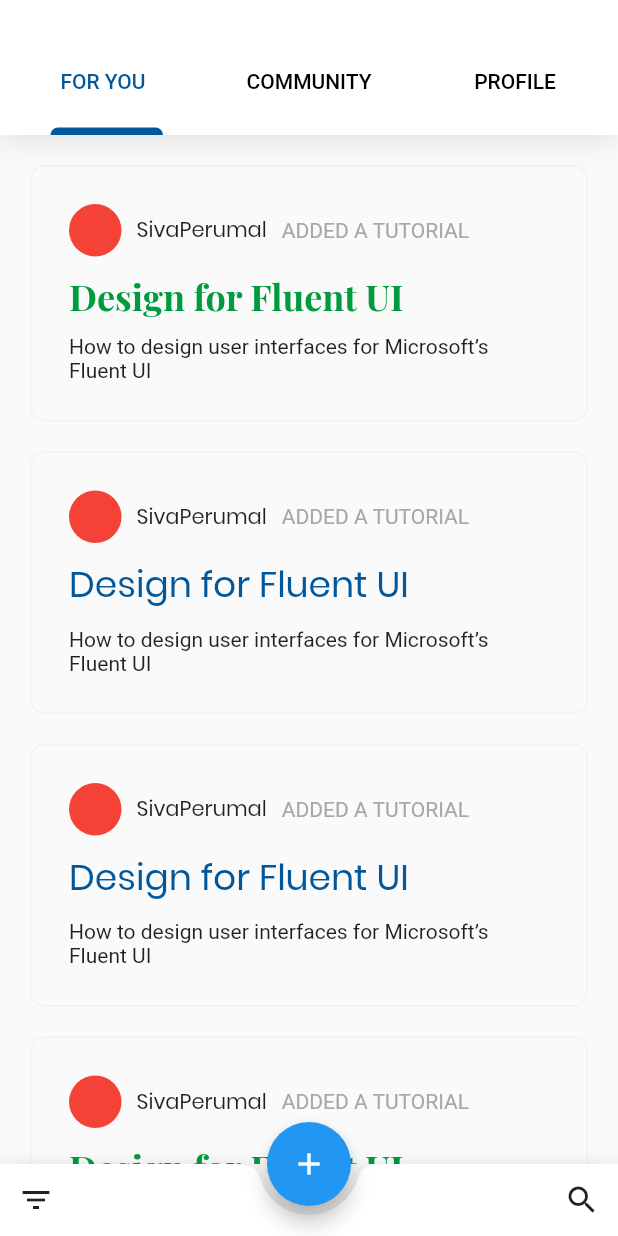
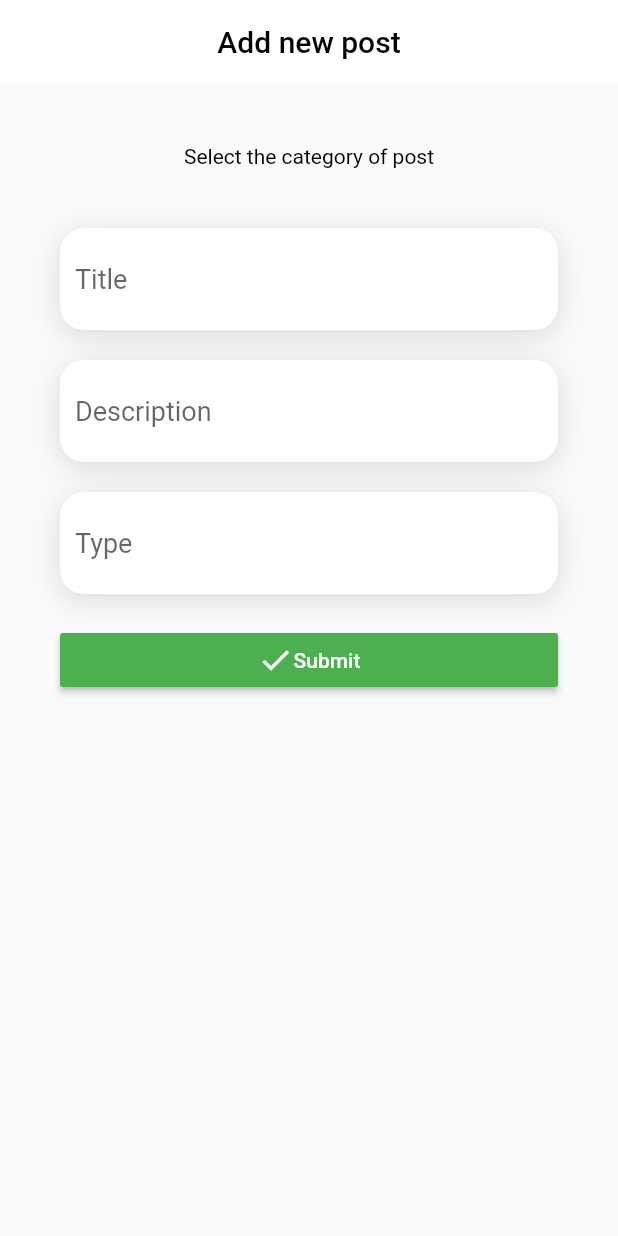
Before and after one commit to sivaram16/FlutterGlide, a Flutter app: the screen it shows after launch, after a tap on the "add" icon, on a phone screen of 412 x 824 dp. Run offline on Flutter 3.47's test engine with Material 2 defaults, Android fonts, the phone set to English and light mode, and no system bars; our stand-ins replace graphql_flutter.

Commit message:
formatted

```diff
--- /dev/null
+++ b/lib/screens/add_post/add_post.dart
@@ -0,0 +1,111 @@
+import 'package:flutter/material.dart';
+import 'package:flutter_glide/screens/home/gql/feed_gql.dart';
+import 'package:graphql_flutter/graphql_flutter.dart';
+
+class AddPostScreen extends StatefulWidget {
+  @override
+  _AddPostScreenState createState() => _AddPostScreenState();
+}
+
+class _AddPostScreenState extends State<AddPostScreen> {
+  Map<String, String> input;
+
+  @override
+  Widget build(BuildContext context) {
+    return Scaffold(
+      body: body(context),
+      appBar: AppBar(
+        elevation: 0,
+        centerTitle: true,
+        backgroundColor: Colors.white,
+        title: Text(
+          "Add new post",
+          style: TextStyle(color: Colors.black),
+        ),
+      ),
+    );
+  }
+
+  Widget body(context) {
+    return Column(
+      children: <Widget>[
+        Container(margin: EdgeInsets.only(top: 40)),
+        Text(
+          "Select the category of post",
+          style: TextStyle(color: Colors.black),
+          textAlign: TextAlign.center,
+        ),
+        Container(margin: EdgeInsets.only(top: 40)),
+        textField("Title"),
+        Container(margin: EdgeInsets.only(top: 20)),
+        textField("Description"),
+        Container(margin: EdgeInsets.only(top: 20)),
+        textField("Type"),
+        Container(margin: EdgeInsets.only(top: 20)),
+        // mutationComponent(context),
+        Container(
+          padding: EdgeInsets.only(left: 40, right: 40),
+          child: RaisedButton(
+            color: Colors.green,
+            child: Row(
+              mainAxisAlignment: MainAxisAlignment.center,
+              children: <Widget>[Icon(Icons.done,color: Colors.white,), Text("Submit",style: TextStyle(color: Colors.white),)],
+            ),
+            onPressed: () {
+              Navigator.of(context).pop();
+            },
+          ),
+        )
+      ],
+    );
+  }
+
+  Widget mutationComponent(context) {
+    return Mutation(
+      options: MutationOptions(document: createPostMutation),
+      onCompleted: (result) {},
+      builder: (runMutaion, res) {
+        // return OutlineButton(
+        //   child: Text("Submit"),
+        //   onPressed: () {
+        //     runMutaion({
+        //       "title": input["Title"],
+        //       "description": input["Description"],
+        //       "type": input["Type"]
+        //     });
+        //   },
+        // );
+        return OutlineButton(
+          child: Text("he"),
+        );
+      },
+    );
+  }
+
+  Widget textField(String text) {
+    return Container(
+      padding: EdgeInsets.all(10),
+      margin: EdgeInsets.only(left: 40, right: 40),
+      child: TextField(
+          onChanged: (val) {
+            setState(() {
+              input[text] = val;
+            });
+          },
+          decoration: InputDecoration(
+            hintText: "$text",
+            hintStyle: TextStyle(fontSize: 18),
+            border: InputBorder.none,
+          )),
+      decoration: BoxDecoration(
+          borderRadius: BorderRadius.circular(16),
+          color: Colors.white,
+          boxShadow: [
+            BoxShadow(
+                blurRadius: 16,
+                offset: Offset(0, 4),
+                color: Colors.black.withOpacity(.13))
+          ]),
+    );
+  }
+}
--- a/lib/screens/home/components/feed.dart
+++ b/lib/screens/home/components/feed.dart
@@ -1,4 +1,7 @@
 import 'package:flutter/material.dart';
+import 'package:flutter_glide/screens/add_post/add_post.dart';
+import 'package:flutter_glide/screens/home/gql/feed_gql.dart';
+import 'package:graphql_flutter/graphql_flutter.dart';
 
 class ForYouComponent extends StatelessWidget {
   @override
@@ -6,8 +9,12 @@ class ForYouComponent extends StatelessWidget {
     final list = [true, false, false, true];
     return Scaffold(
       floatingActionButtonLocation: FloatingActionButtonLocation.centerDocked,
-      floatingActionButton:
-          FloatingActionButton(child: Icon(Icons.add), onPressed: () {}),
+      floatingActionButton: FloatingActionButton(
+          child: Icon(Icons.add),
+          onPressed: () {
+            Navigator.push(context,
+                MaterialPageRoute(builder: (context) => AddPostScreen()));
+          }),
       bottomNavigationBar: BottomAppBar(
         shape: CircularNotchedRectangle(),
         notchMargin: 6,
@@ -72,4 +79,15 @@ class ForYouComponent extends StatelessWidget {
       ),
     );
   }
+
+  Widget queryComponent() {
+    return Query(
+      options: QueryOptions(document: getPostsQuery),
+      builder: (result, {refetch}) {
+        if (result.errors == null && result.data != null) {
+          print(result.data);
+        }
+      },
+    );
+  }
 }
--- /dev/null
+++ b/lib/screens/home/gql/feed_gql.dart
@@ -0,0 +1,21 @@
+const getPostsQuery = """
+query GetPosts{
+  getPosts{
+    id
+    title
+    description
+    type
+    user{
+      id
+      name
+      email
+    }
+  }
+}
+""";
+
+const createPostMutation = """
+query CreatePostMutation(\$title:String,\$description:String,\$type:String){
+   createPostMutation(title:\$title,description:\$description,type:\$type)
+}
+""";
--- a/lib/screens/login/login.dart
+++ b/lib/screens/login/login.dart
@@ -1,4 +1,5 @@
 import 'package:flutter/material.dart';
+import 'package:flutter_glide/screens/home/home.dart';
 
 class Login extends StatefulWidget {
   @override
@@ -80,7 +81,10 @@ class _LoginState extends State<Login> {
       child: RaisedButton(
         padding: EdgeInsets.only(left: 47, right: 47, top: 17, bottom: 17),
         color: Color(0xFF01579A),
-        onPressed: () {},
+        onPressed: () {
+          Navigator.push(
+              context, MaterialPageRoute(builder: (context) => HomeScreen()));
+        },
         child: Text(
           "NEXT",
           style: TextStyle(color: Colors.white),
--- a/pubspec.yaml
+++ b/pubspec.yaml
@@ -23,6 +23,7 @@ dependencies:
   # The following adds the Cupertino Icons font to your application.
   # Use with the CupertinoIcons class for iOS style icons.
   cupertino_icons: ^0.1.2
+  graphql_flutter: ^1.0.1
 
 dev_dependencies:
   flutter_test:
```
Also changed, not shown: pubspec.lock.
